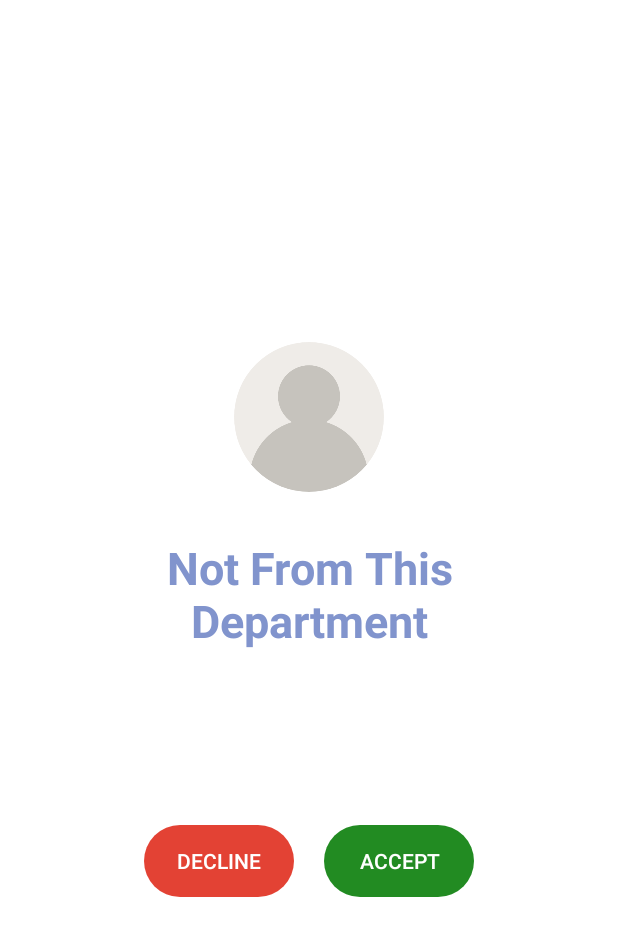
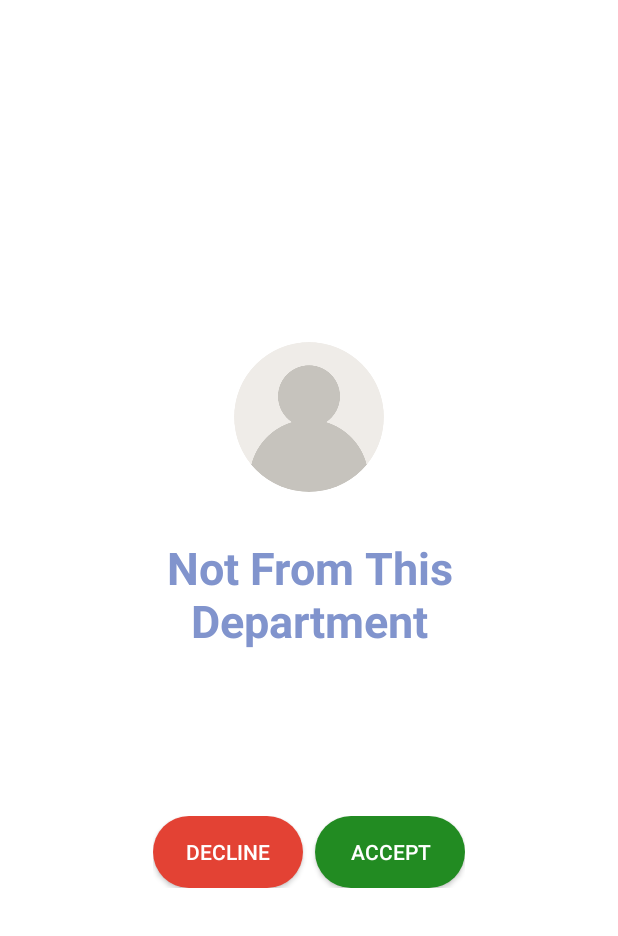
Before and after one commit to NilabhroSinha/AttendanceTracker, an Android app: the layout diaglue_approve_decline_student.xml on its own in the app's theme, with its tools: preview values and no code run, on a phone screen of 412 x 824 dp. Shown: the top 936 px of the screen. Run offline under Robolectric (Android 15) with nearby library versions, the phone set to English and light mode, and no system bars.

Commit message:
Attendance Tracker App

```diff
--- a/app/src/main/java/com/example/attendancetracker/SplashScreen/MainActivity.java
+++ b/app/src/main/java/com/example/attendancetracker/SplashScreen/MainActivity.java
@@ -2,6 +2,8 @@ package com.example.attendancetracker.SplashScreen;
 
 import androidx.annotation.NonNull;
 import androidx.appcompat.app.AppCompatActivity;
+import androidx.appcompat.app.AppCompatDelegate;
+import androidx.core.content.ContextCompat;
 
 import android.content.Intent;
 import android.os.Bundle;
@@ -26,8 +28,9 @@ public class MainActivity extends AppCompatActivity {
     @Override
     protected void onCreate(Bundle savedInstanceState) {
         super.onCreate(savedInstanceState);
+        AppCompatDelegate.setDefaultNightMode(AppCompatDelegate.MODE_NIGHT_NO);
         setContentView(R.layout.activity_main);
-
+        this.getWindow().setStatusBarColor(ContextCompat.getColor(this,R.color.my_blue));
         new Handler().postDelayed(new Runnable() {
             @Override
             public void run() {
--- a/app/src/main/java/com/example/attendancetracker/Teacher/Adapters/ClassDetailsFragmentAdapter.java
+++ b/app/src/main/java/com/example/attendancetracker/Teacher/Adapters/ClassDetailsFragmentAdapter.java
@@ -32,11 +32,9 @@ public class ClassDetailsFragmentAdapter extends FragmentPagerAdapter {
     public Fragment getItem(int position) {
         switch (position){
             case 0:
-                TimelineFragment sf = new TimelineFragment(department, classID, className, time);
-                return sf;
+                return new TimelineFragment(department, classID, className, time);
             case 1:
-                AllStudentsFragment af = new AllStudentsFragment(department, classID);
-                return af;
+                return new AllStudentsFragment(department, classID);
             default:
                 return null;
         }
--- a/app/src/main/java/com/example/attendancetracker/Teacher/ClassDetails/ClassDetailsView.java
+++ b/app/src/main/java/com/example/attendancetracker/Teacher/ClassDetails/ClassDetailsView.java
@@ -5,6 +5,7 @@ import androidx.core.content.ContextCompat;
 import androidx.viewpager.widget.ViewPager;
 
 import android.os.Bundle;
+import android.os.Handler;
 
 import com.example.attendancetracker.R;
 import com.example.attendancetracker.SignUp.Adapter.PageAdapter;
--- a/app/src/main/res/layout/activity_take_attendance.xml
+++ b/app/src/main/res/layout/activity_take_attendance.xml
@@ -106,7 +106,7 @@
                         android:layout_height="wrap_content"
                         android:layout_gravity="center"
                         android:gravity="center"
-                        android:text="9"
+                        android:text="0"
                         android:textColor="#5B72B6"
                         android:textSize="48dp"
                         android:textStyle="bold" />
@@ -150,7 +150,7 @@
                         android:layout_gravity="center"
                         android:gravity="center"
                         android:elevation="4dp"
-                        android:text="6"
+                        android:text="0"
                         android:textColor="#5B72B6"
                         android:textSize="48dp"
                         android:textStyle="bold" />
--- a/app/src/main/res/layout/diaglue_approve_decline_student.xml
+++ b/app/src/main/res/layout/diaglue_approve_decline_student.xml
@@ -68,34 +68,45 @@
         app:layout_constraintStart_toStartOf="parent"
         app:layout_constraintTop_toBottomOf="@+id/department" />
 
+    <androidx.constraintlayout.widget.ConstraintLayout
+        android:layout_width="wrap_content"
+        android:layout_height="wrap_content"
+        android:layout_marginBottom="20dp"
+        android:elevation="3dp"
+        app:layout_constraintBottom_toBottomOf="@+id/cardView3"
+        app:layout_constraintEnd_toEndOf="parent"
+        app:layout_constraintStart_toStartOf="parent">
+
         <androidx.appcompat.widget.AppCompatButton
             android:id="@+id/decline"
             android:layout_width="100dp"
             android:layout_height="wrap_content"
             android:layout_gravity="center"
-        android:layout_marginTop="60dp"
-        android:layout_marginStart="40dp"
             android:background="@drawable/rounded_shape"
             android:backgroundTint="@color/red"
+            android:layout_marginEnd="8dp"
             android:text="Decline"
             android:textColor="@color/white"
             app:elevation="0dp"
+            app:layout_constraintBottom_toBottomOf="parent"
+            app:layout_constraintEnd_toStartOf="@+id/accept"
             app:layout_constraintStart_toStartOf="parent"
-        app:layout_constraintTop_toBottomOf="@+id/rollnumber" />
+            app:layout_constraintTop_toTopOf="parent" />
 
         <androidx.appcompat.widget.AppCompatButton
             android:id="@+id/accept"
             android:layout_width="100dp"
             android:layout_height="wrap_content"
             android:layout_gravity="center"
-        android:layout_marginTop="60dp"
-        android:layout_marginEnd="40dp"
             android:background="@drawable/rounded_shape"
             android:backgroundTint="@color/green"
             android:text="Accept"
             android:textColor="@color/white"
             app:elevation="0dp"
+            app:layout_constraintBottom_toBottomOf="parent"
             app:layout_constraintEnd_toEndOf="parent"
-        app:layout_constraintTop_toBottomOf="@+id/rollnumber" />
+            app:layout_constraintTop_toTopOf="parent" />
+    </androidx.constraintlayout.widget.ConstraintLayout>
+
 
 </androidx.constraintlayout.widget.ConstraintLayout>
--- a/app/src/main/res/layout/single_all_student_fragment_layout.xml
+++ b/app/src/main/res/layout/single_all_student_fragment_layout.xml
@@ -49,8 +49,8 @@
                 android:layout_width="wrap_content"
                 android:layout_height="40dp"
                 android:gravity="center"
-                android:text="0 %"
-                android:textSize="26dp"
+                android:text="0%"
+                android:textSize="24dp"
                 android:textColor="#5772C6"
                 android:textStyle="bold"
                 app:layout_constraintBottom_toBottomOf="parent"
--- a/app/src/main/res/layout/single_all_students_layout.xml
+++ b/app/src/main/res/layout/single_all_students_layout.xml
@@ -50,7 +50,6 @@
                 android:text="A d d"
                 android:textColor="#5772C6"
                 android:textStyle="bold"
-                android:visibility="gone"
                 app:layout_constraintBottom_toBottomOf="parent"
                 app:layout_constraintEnd_toEndOf="parent"
                 app:layout_constraintTop_toTopOf="parent" />
--- a/app/src/main/res/values-night/themes.xml
+++ b/app/src/main/res/values-night/themes.xml
@@ -2,15 +2,15 @@
     <!-- Base application theme. -->
     <style name="Theme.AttendanceTracker" parent="Theme.MaterialComponents.DayNight.NoActionBar">
         <!-- Primary brand color. -->
-        <item name="colorPrimary">@color/purple_200</item>
-        <item name="colorPrimaryVariant">@color/purple_700</item>
-        <item name="colorOnPrimary">@color/black</item>
+        <item name="colorPrimary">@color/my_blue</item>
+        <item name="colorPrimaryVariant">@color/my_blue</item>
+        <item name="colorOnPrimary">@color/white</item>
         <!-- Secondary brand color. -->
         <item name="colorSecondary">@color/teal_200</item>
         <item name="colorSecondaryVariant">@color/teal_200</item>
         <item name="colorOnSecondary">@color/black</item>
         <!-- Status bar color. -->
-        <item name="android:statusBarColor">?attr/colorPrimaryVariant</item>
+        <item name="android:statusBarColor">@color/my_purple</item>
         <!-- Customize your theme here. -->
     </style>
 </resources>
--- a/app/src/main/res/values/themes.xml
+++ b/app/src/main/res/values/themes.xml
@@ -7,10 +7,10 @@
         <item name="colorOnPrimary">@color/white</item>
         <!-- Secondary brand color. -->
         <item name="colorSecondary">@color/teal_200</item>
-        <item name="colorSecondaryVariant">@color/teal_700</item>
+        <item name="colorSecondaryVariant">@color/teal_200</item>
         <item name="colorOnSecondary">@color/black</item>
         <!-- Status bar color. -->
-        <item name="android:statusBarColor">?attr/colorPrimaryVariant</item>
+        <item name="android:statusBarColor">@color/my_purple</item>
         <!-- Customize your theme here. -->
     </style>
 </resources>
```
Also changed, not shown: app/src/main/java/com/example/attendancetracker/Teacher/Adapters/TakeAttendanceAdapter.java (added, +97 -0 lines), app/src/main/java/com/example/attendancetracker/Teacher/Adapters/TimelineFragmentAdapter.java (+55 -19 lines), app/src/main/java/com/example/attendancetracker/Teacher/Attendance/TakeAttendance.java (+311 -27 lines), app/src/main/java/com/example/attendancetracker/Teacher/ClassDetails/Fragments/AllStudentsFragment.java (+4 -8 lines), app/src/main/java/com/example/attendancetracker/Teacher/ClassDetails/Fragments/TimelineFragment.java (+8 -16 lines), app/src/main/res/layout/single_class_details_layout.xml (+4 -3 lines), app/src/main/res/drawable/today.png (added). Lines whose indentation alone changed are shown as unchanged.
